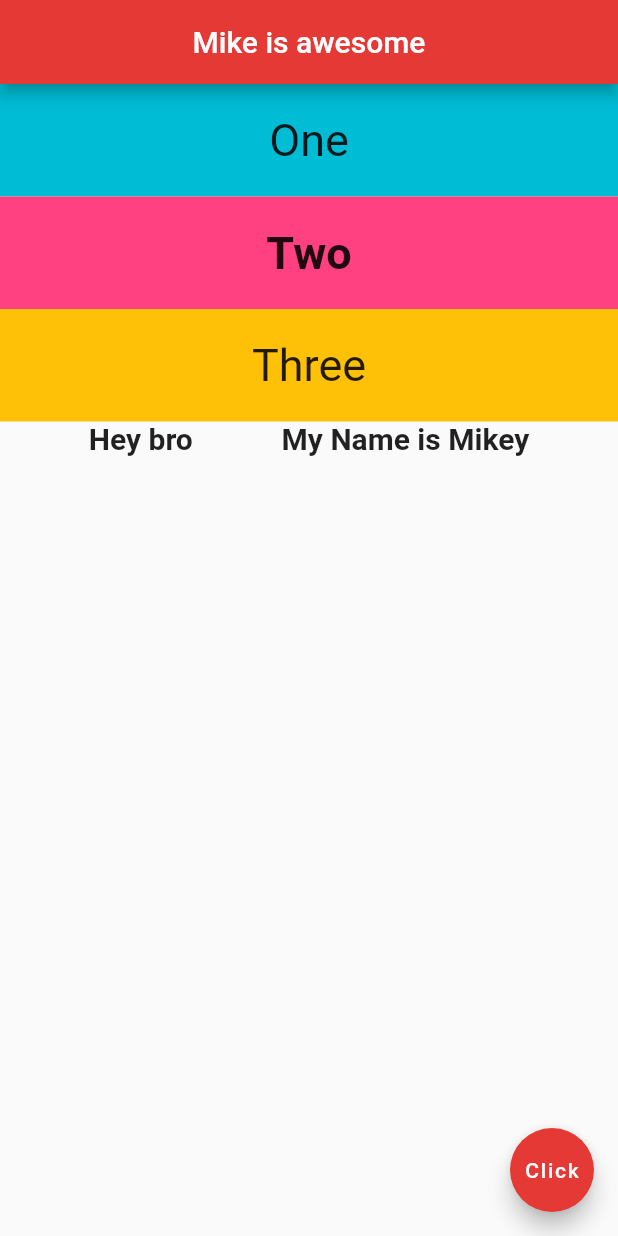
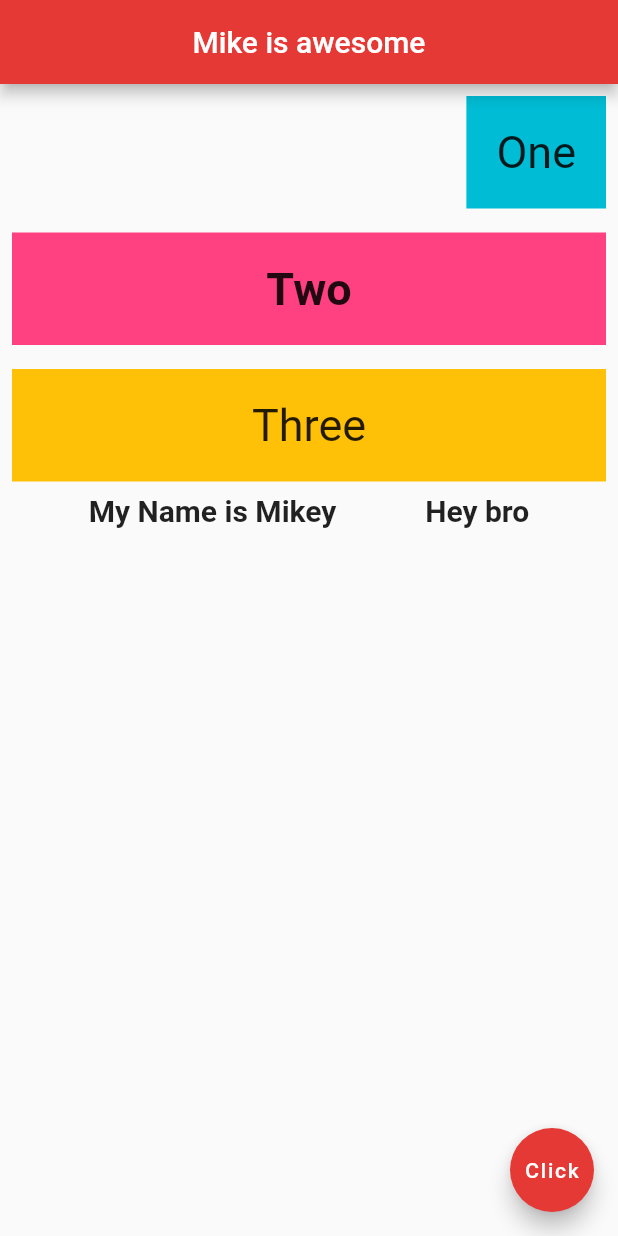
Before and after one commit to Mik3y-F/hello-world-flutter, a Flutter app: the screen it shows after launch, on a phone screen of 412 x 824 dp. Run offline on Flutter 3.47's test engine with Material 2 defaults, Android fonts, the phone set to English and light mode, and no system bars; Roboto replaces fonts that are missing (HeptaSlab); project files that could hold a hidden picture were left out.

Commit message:
Added some Paddings

```diff
--- a/lib/main.dart
+++ b/lib/main.dart
@@ -15,10 +15,11 @@ class Home extends StatelessWidget {
         mainAxisAlignment: MainAxisAlignment.start,
         crossAxisAlignment: CrossAxisAlignment.end,
         children: <Widget>[
-          Container(
+          Padding(
+            padding: const EdgeInsets.all(8.0),
+            child: Container(
               padding: EdgeInsets.all(20.0),
               color: Colors.cyan,
-            child: Center(
               child: Text(
                 "One",
                 style: TextStyle(
@@ -28,7 +29,9 @@ class Home extends StatelessWidget {
               ),
             ),
           ),
-          Container(
+          Padding(
+            padding: const EdgeInsets.all(8.0),
+            child: Container(
               padding: EdgeInsets.all(20.0),
               color: Colors.pinkAccent,
               child: Center(
@@ -42,7 +45,10 @@ class Home extends StatelessWidget {
                 ),
               ),
             ),
-          Container(
+          ),
+          Padding(
+            padding: const EdgeInsets.all(8.0),
+            child: Container(
               padding: EdgeInsets.all(20.0),
               color: Colors.amber,
               child: Center(
@@ -55,12 +61,13 @@ class Home extends StatelessWidget {
                 ),
               ),
             ),
+          ),
           Row(
             mainAxisAlignment: MainAxisAlignment.spaceEvenly,
             children: <Widget>[
               Container(
                 child: Text(
-                  "Hey bro",
+                  "My Name is Mikey",
                   style: TextStyle(
                     fontFamily: "HeptaSlab",
                     fontSize: 20,
@@ -70,7 +77,7 @@ class Home extends StatelessWidget {
               ),
               Container(
                 child: Text(
-                  "My Name is Mikey",
+                  "Hey bro",
                   style: TextStyle(
                     fontFamily: "HeptaSlab",
                     fontSize: 20,
```
Lines whose indentation alone changed are shown as unchanged.
